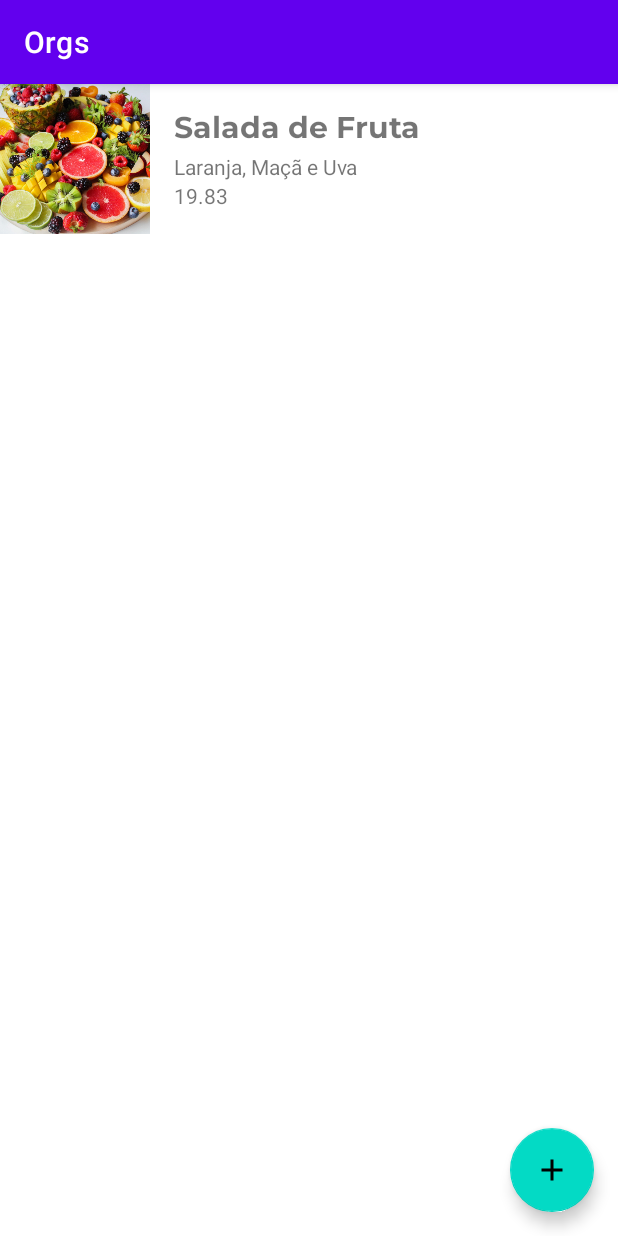
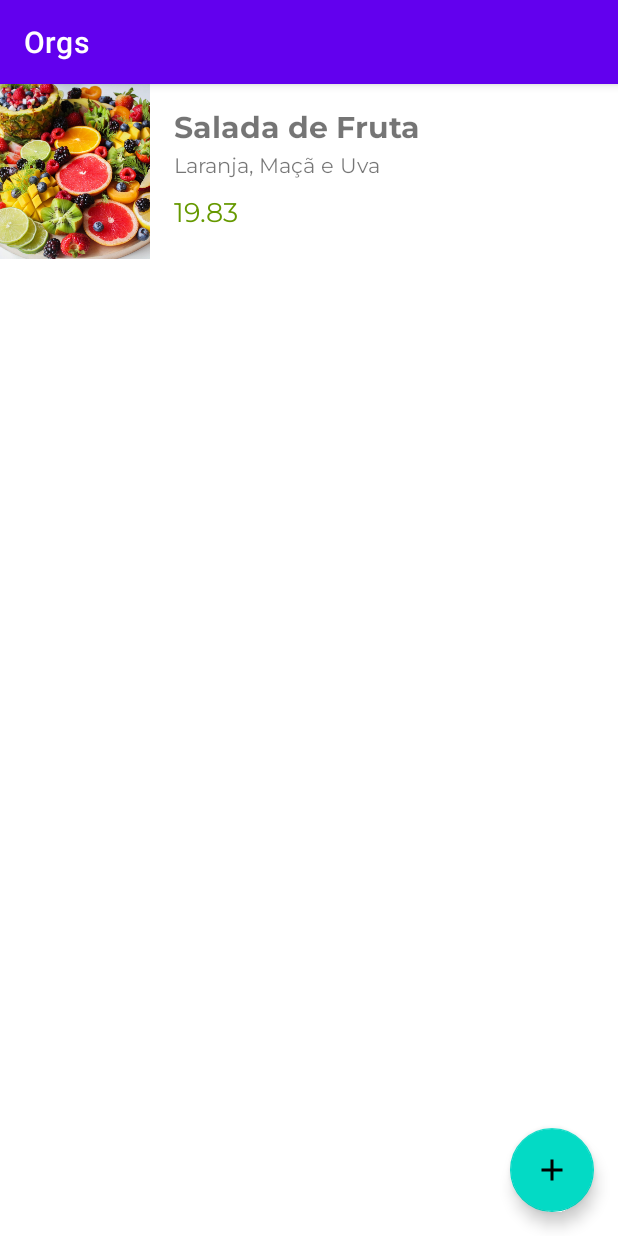
Before and after one commit to MouraRafael/alura-android-kotlin-Orgs, an Android app: the screen it shows after launch (ListaProdutosActivity), on a phone screen of 412 x 824 dp. Run offline under Robolectric (Android 15) with nearby library versions, the phone set to English and light mode, and no system bars.

Commit message:
01-13 Faça como eu fiz: Ajustando informações do produto

```diff
--- /dev/null
+++ b/app/src/main/res/font/montserrat.xml
@@ -0,0 +1,7 @@
+<?xml version="1.0" encoding="utf-8"?>
+<font-family xmlns:app="http://schemas.android.com/apk/res-auto"
+        app:fontProviderAuthority="com.google.android.gms.fonts"
+        app:fontProviderPackage="com.google.android.gms"
+        app:fontProviderQuery="Montserrat"
+        app:fontProviderCerts="@array/com_google_android_gms_fonts_certs">
+</font-family>
--- a/app/src/main/res/layout/produto_item.xml
+++ b/app/src/main/res/layout/produto_item.xml
@@ -11,16 +11,20 @@
         android:layout_height="wrap_content"
 
         android:layout_margin="16dp"
-        android:fontFamily="@font/montserrat_bold"
+        android:ellipsize="end"
 
 
+        android:fontFamily="@font/montserrat_bold"
+        android:maxLines="1"
         android:textSize="20sp"
         android:textStyle="bold"
         app:layout_constraintEnd_toEndOf="parent"
+
         app:layout_constraintStart_toEndOf="@id/imageView3"
         app:layout_constraintTop_toTopOf="parent"
+        tools:text="@tools:sample/lorem/random"
 
-        tools:text="Salada de Frutas" />
+        />
 
 
     <TextView
@@ -28,31 +32,45 @@
         android:layout_width="0dp"
         android:layout_height="wrap_content"
         android:layout_marginEnd="16dp"
+        android:ellipsize="end"
+        android:fontFamily="@font/montserrat"
+
+
+        android:maxLines="1"
+        android:textSize="14sp"
 
         app:layout_constraintEnd_toEndOf="@id/produto_item_nome"
-        app:layout_constraintStart_toStartOf="@id/produto_item_nome"
-
-        app:layout_constraintTop_toBottomOf="@id/produto_item_nome"
 
 
-        tools:text="Laranja, Manga e Uva" />
+        app:layout_constraintStart_toStartOf="@id/produto_item_nome"
+        app:layout_constraintTop_toBottomOf="@id/produto_item_nome"
+        tools:text="@tools:sample/lorem/random" />
 
     <TextView
         android:id="@+id/produto_item_valor"
         android:layout_width="0dp"
         android:layout_height="wrap_content"
+        android:layout_marginTop="8dp"
         android:layout_marginEnd="16dp"
+        android:layout_marginBottom="16dp"
 
+        android:fontFamily="@font/montserrat"
+        android:textSize="18sp"
+
+        app:layout_constraintBottom_toBottomOf="parent"
         app:layout_constraintEnd_toEndOf="@id/produto_item_nome"
         app:layout_constraintStart_toStartOf="@id/produto_item_nome"
         app:layout_constraintTop_toBottomOf="@id/produto_item_descricao"
+
+        android:textColor="@android:color/holo_green_dark"
+
 
         tools:text="19.99" />
 
     <ImageView
         android:id="@+id/imageView3"
         android:layout_width="100dp"
-        android:layout_height="100dp"
+        android:layout_height="0dp"
         android:scaleType="centerCrop"
         app:layout_constraintBottom_toBottomOf="parent"
         app:layout_constraintEnd_toStartOf="@id/produto_item_nome"
--- a/app/src/main/res/values/preloaded_fonts.xml
+++ b/app/src/main/res/values/preloaded_fonts.xml
@@ -1,6 +1,7 @@
 <?xml version="1.0" encoding="utf-8"?>
 <resources>
     <array name="preloaded_fonts" translatable="false">
+        <item>@font/montserrat</item>
         <item>@font/montserrat_bold</item>
     </array>
 </resources>
```
